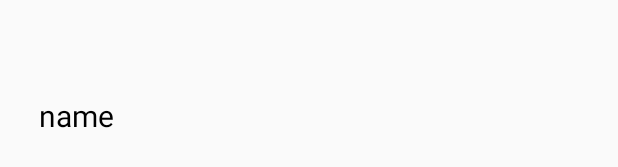
After one commit to andreiSaw/Scrabble_GAME, an Android app: the layout recyclerview_item.xml on its own in the app's theme, with its tools: preview values and no code run, on a phone screen of 412 x 824 dp. The commit adds this screen. Shown: the part 502-669 px from the top of the screen. Run offline under Robolectric (Android 15) with nearby library versions, the phone set to English and light mode, and no system bars.

Commit message:
13th of May 19 02 new words table

```diff
--- a/app/src/main/java/com/scrabble/ScrabbleTile.java
+++ b/app/src/main/java/com/scrabble/ScrabbleTile.java
@@ -66,6 +66,10 @@ public class ScrabbleTile extends Button {
     }
 
     public void loadBonuses(int i, int j) {
+        if (i == j && j == 3) {
+            this.setBackgroundResource(R.color.colorForMiddle);
+            return;
+        }
         int x = bonusGrid[i][j];
         switch (x) {
             case ONEP:
--- /dev/null
+++ b/app/src/main/res/layout/recyclerview_item.xml
@@ -0,0 +1,28 @@
+<RelativeLayout xmlns:android="http://schemas.android.com/apk/res/android"
+                xmlns:tools="http://schemas.android.com/tools"
+                android:layout_width="match_parent"
+                android:layout_height="match_parent"
+                android:orientation="horizontal">
+
+    <ImageView
+        android:id="@+id/recyclerViewItemIcon"
+        android:layout_width="wrap_content"
+        android:layout_height="wrap_content"
+        android:layout_alignParentLeft="true"
+        android:layout_alignParentStart="true"
+        android:layout_centerVertical="true"
+        android:layout_marginLeft="8dp"
+        android:layout_marginRight="8dp"/>
+
+    <TextView
+        android:id="@+id/recyclerViewItemName"
+        android:layout_width="fill_parent"
+        android:layout_height="wrap_content"
+        android:layout_centerVertical="true"
+        android:layout_toEndOf="@+id/recyclerViewItemIcon"
+        android:layout_toRightOf="@+id/recyclerViewItemIcon"
+        android:padding="10dp"
+        android:textColor="#000000"
+        android:textSize="20sp"
+        tools:text="name"/>
+</RelativeLayout>
--- a/app/src/main/res/values/colors.xml
+++ b/app/src/main/res/values/colors.xml
@@ -7,4 +7,5 @@
     <color name="colorLightPinkTile">#ff9696</color>
     <color name="colorLightGreenTile">#b0e57c</color>
     <color name="colorForRack">#b17ce5</color>
+    <color name="colorForMiddle">#d82f89</color>
 </resources>
--- a/app/src/main/res/values/strings.xml
+++ b/app/src/main/res/values/strings.xml
@@ -23,4 +23,5 @@
     <string name="drawer_item_game">Game</string>
     <string name="StringForToast_shake">Submit at least one word and then shake your phone to move unplayed tiles down</string>
     <string name="StringForToast_submit">Submit at least one word</string>
+    <string name="StringForMiddle">First turn should cover middle tile</string>
 </resources>
```
Also changed, not shown: app/src/main/AndroidManifest.xml (+7 -3 lines), app/src/main/java/com/scrabble/Board.java (+46 -27 lines), app/src/main/java/com/scrabble/MainActivity.java (+47 -27 lines), app/src/main/java/com/scrabble/RecyclerViewAdapter.java (added, +61 -0 lines), app/src/main/res/layout/drawer_header.xml (+28 -9 lines), app/src/main/res/layout/activity_main.xml (renamed from app/src/main/res/layout/activity_game.xml).
